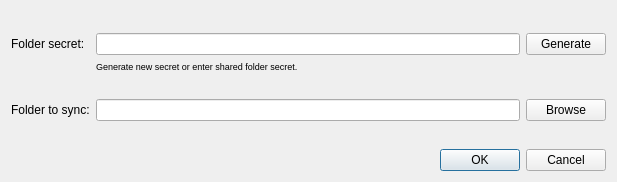
The window that btsync-qt/ui/addfolderdialog.ui (BtbN/btsync-qt) describes before a commit, drawn with Qt 5.
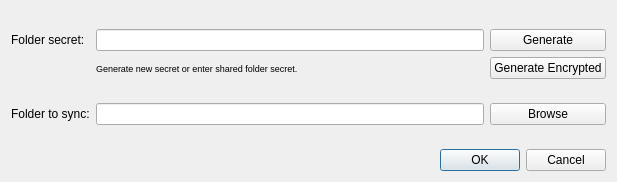
The same window after the commit.

Commit message: Better support for encrypted secrets

What changed in the file:
```diff
--- a/btsync-qt/ui/addfolderdialog.ui
+++ b/btsync-qt/ui/addfolderdialog.ui
@@ -109,6 +109,13 @@
      </property>
     </widget>
    </item>
+   <item row="2" column="2">
+    <widget class="QPushButton" name="genEcButton">
+     <property name="text">
+      <string>Generate Encrypted</string>
+     </property>
+    </widget>
+   </item>
   </layout>
  </widget>
  <tabstops>
```
Left out of the diff: 2 changed lines with no effect on the pictures. The commit also changes 5 other files.
